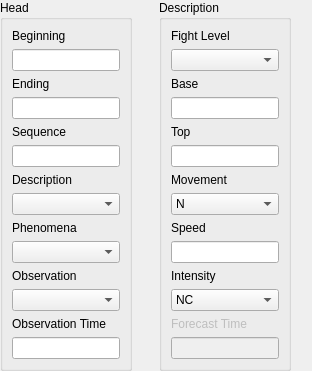
The window that tafor/components/ui/sigmet_general.ui (up1and/tafor) describes before a commit, drawn with Qt 5.
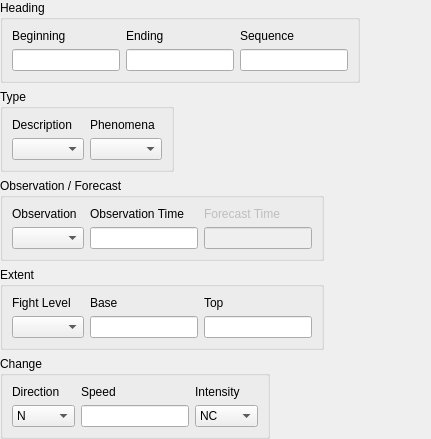
The same window after the commit.

Commit message: 调整 SIGMET 编辑器要素布局

The edit to the form file:
```diff
--- a/tafor/components/ui/sigmet_general.ui
+++ b/tafor/components/ui/sigmet_general.ui
@@ -6,14 +6,14 @@
    <rect>
     <x>0</x>
     <y>0</y>
-    <width>312</width>
-    <height>334</height>
+    <width>431</width>
+    <height>380</height>
    </rect>
   </property>
   <property name="windowTitle">
    <string notr="true">Sigmet</string>
   </property>
-  <layout class="QGridLayout" name="gridLayout">
+  <layout class="QVBoxLayout" name="verticalLayout">
    <property name="leftMargin">
     <number>0</number>
    </property>
@@ -26,8 +26,8 @@
    <property name="bottomMargin">
     <number>0</number>
    </property>
-   <item row="0" column="1" alignment="Qt::AlignLeft|Qt::AlignTop">
-    <widget class="QGroupBox" name="descriptionGroup">
+   <item>
+    <widget class="QGroupBox" name="headingGroup">
      <property name="sizePolicy">
       <sizepolicy hsizetype="Fixed" vsizetype="Fixed">
        <horstretch>0</horstretch>
@@ -35,13 +35,176 @@
       </sizepolicy>
      </property>
      <property name="title">
-      <string>Description</string>
+      <string>Heading</string>
      </property>
-     <layout class="QGridLayout" name="descriptionLayout">
-      <item row="3" column="2">
-       <widget class="QLineEdit" name="base"/>
+     <layout class="QGridLayout" name="gridLayout_1">
+      <item row="0" column="2">
+       <widget class="QLabel" name="sequenceLabel">
+        <property name="text">
+         <string>Sequence</string>
+        </property>
+        <property name="buddy">
+         <cstring>sequence</cstring>
+        </property>
+       </widget>
       </item>
-      <item row="2" column="2">
+      <item row="0" column="1">
+       <widget class="QLabel" name="endingTimeLabel">
+        <property name="text">
+         <string>Ending</string>
+        </property>
+        <property name="buddy">
+         <cstring>endingTime</cstring>
+        </property>
+       </widget>
+      </item>
+      <item row="1" column="2">
+       <widget class="QLineEdit" name="sequence"/>
+      </item>
+      <item row="1" column="0">
+       <widget class="QLineEdit" name="beginningTime"/>
+      </item>
+      <item row="0" column="0">
+       <widget class="QLabel" name="beginningTimeLabel">
+        <property name="text">
+         <string>Beginning</string>
+        </property>
+        <property name="buddy">
+         <cstring>beginningTime</cstring>
+        </property>
+       </widget>
+      </item>
+      <item row="1" column="1">
+       <widget class="QLineEdit" name="endingTime"/>
+      </item>
+     </layout>
+    </widget>
+   </item>
+   <item>
+    <widget class="QGroupBox" name="typeGroup">
+     <property name="sizePolicy">
+      <sizepolicy hsizetype="Fixed" vsizetype="Fixed">
+       <horstretch>0</horstretch>
+       <verstretch>0</verstretch>
+      </sizepolicy>
+     </property>
+     <property name="title">
+      <string>Type</string>
+     </property>
+     <layout class="QGridLayout" name="gridLayout_2">
+      <item row="0" column="1">
+       <widget class="QLabel" name="phenomenaLabel">
+        <property name="text">
+         <string>Phenomena</string>
+        </property>
+        <property name="buddy">
+         <cstring>phenomena</cstring>
+        </property>
+       </widget>
+      </item>
+      <item row="0" column="0">
+       <widget class="QLabel" name="descriptionLabel">
+        <property name="text">
+         <string>Description</string>
+        </property>
+        <property name="buddy">
+         <cstring>description</cstring>
+        </property>
+       </widget>
+      </item>
+      <item row="1" column="0">
+       <widget class="QComboBox" name="description"/>
+      </item>
+      <item row="1" column="1">
+       <widget class="QComboBox" name="phenomena"/>
+      </item>
+     </layout>
+    </widget>
+   </item>
+   <item>
+    <widget class="QGroupBox" name="obsFcstGroup">
+     <property name="sizePolicy">
+      <sizepolicy hsizetype="Fixed" vsizetype="Fixed">
+       <horstretch>0</horstretch>
+       <verstretch>0</verstretch>
+      </sizepolicy>
+     </property>
+     <property name="title">
+      <string>Observation / Forecast</string>
+     </property>
+     <layout class="QGridLayout" name="gridLayout_3">
+      <item row="0" column="1">
+       <widget class="QLabel" name="observationTimeLabel">
+        <property name="text">
+         <string>Observation Time</string>
+        </property>
+        <property name="buddy">
+         <cstring>observationTime</cstring>
+        </property>
+       </widget>
+      </item>
+      <item row="0" column="0">
+       <widget class="QLabel" name="observationLabel">
+        <property name="text">
+         <string>Observation</string>
+        </property>
+        <property name="buddy">
+         <cstring>observation</cstring>
+        </property>
+       </widget>
+      </item>
+      <item row="1" column="1">
+       <widget class="QLineEdit" name="observationTime"/>
+      </item>
+      <item row="1" column="0">
+       <widget class="QComboBox" name="observation"/>
+      </item>
+      <item row="0" column="2">
+       <widget class="QLabel" name="forecastTimeLabel">
+        <property name="enabled">
+         <bool>false</bool>
+        </property>
+        <property name="text">
+         <string>Forecast Time</string>
+        </property>
+        <property name="buddy">
+         <cstring>forecastTime</cstring>
+        </property>
+       </widget>
+      </item>
+      <item row="1" column="2">
+       <widget class="QLineEdit" name="forecastTime">
+        <property name="enabled">
+         <bool>false</bool>
+        </property>
+       </widget>
+      </item>
+     </layout>
+    </widget>
+   </item>
+   <item>
+    <widget class="QGroupBox" name="extentGroup">
+     <property name="sizePolicy">
+      <sizepolicy hsizetype="Fixed" vsizetype="Fixed">
+       <horstretch>0</horstretch>
+       <verstretch>0</verstretch>
+      </sizepolicy>
+     </property>
+     <property name="title">
+      <string>Extent</string>
+     </property>
+     <layout class="QGridLayout" name="gridLayout_4">
+      <item row="0" column="2">
+       <widget class="QLabel" name="levelLabel">
+        <property name="text">
+         <string>Fight Level</string>
+        </property>
+        <property name="buddy">
+         <cstring>level</cstring>
+        </property>
+       </widget>
+      </item>
+      <item row="0" column="3">
        <widget class="QLabel" name="baseLabel">
         <property name="text">
          <string>Base</string>
@@ -51,7 +214,41 @@
         </property>
        </widget>
       </item>
-      <item row="8" column="2">
+      <item row="1" column="3">
+       <widget class="QLineEdit" name="base"/>
+      </item>
+      <item row="1" column="4">
+       <widget class="QLineEdit" name="top"/>
+      </item>
+      <item row="1" column="2">
+       <widget class="QComboBox" name="level"/>
+      </item>
+      <item row="0" column="4">
+       <widget class="QLabel" name="topLabel">
+        <property name="text">
+         <string>Top</string>
+        </property>
+        <property name="buddy">
+         <cstring>top</cstring>
+        </property>
+       </widget>
+      </item>
+     </layout>
+    </widget>
+   </item>
+   <item>
+    <widget class="QGroupBox" name="changeGroup">
+     <property name="sizePolicy">
+      <sizepolicy hsizetype="Fixed" vsizetype="Fixed">
+       <horstretch>0</horstretch>
+       <verstretch>0</verstretch>
+      </sizepolicy>
+     </property>
+     <property name="title">
+      <string>Change</string>
+     </property>
+     <layout class="QGridLayout" name="gridLayout_5">
+      <item row="0" column="1">
        <widget class="QLabel" name="speedLabel">
         <property name="text">
          <string>Speed</string>
@@ -61,21 +258,11 @@
         </property>
        </widget>
       </item>
-      <item row="1" column="2">
-       <widget class="QComboBox" name="level"/>
+      <item row="1" column="1">
+       <widget class="QLineEdit" name="speed"/>
       </item>
-      <item row="10" column="2">
-       <widget class="QLabel" name="intensityChangeLabel">
-        <property name="text">
-         <string>Intensity</string>
-        </property>
-        <property name="buddy">
-         <cstring>intensityChange</cstring>
-        </property>
-       </widget>
-      </item>
-      <item row="7" column="2">
-       <widget class="QComboBox" name="movement">
+      <item row="1" column="0">
+       <widget class="QComboBox" name="direction">
         <item>
          <property name="text">
           <string notr="true">N</string>
@@ -163,24 +350,24 @@
         </item>
        </widget>
       </item>
-      <item row="4" column="2">
-       <widget class="QLabel" name="topLabel">
+      <item row="0" column="0">
+       <widget class="QLabel" name="directionLabel">
         <property name="text">
-         <string>Top</string>
+         <string>Direction</string>
         </property>
         <property name="buddy">
          <cstring>top</cstring>
         </property>
        </widget>
       </item>
-      <item row="13" column="2">
-       <widget class="QLineEdit" name="forecastTime">
-        <property name="enabled">
-         <bool>false</bool>
+      <item row="0" column="2">
+       <widget class="QLabel" name="intensityChangeLabel">
+        <property name="text">
+         <string>Intensity</string>
         </property>
        </widget>
       </item>
-      <item row="11" column="2">
+      <item row="1" column="2">
        <widget class="QComboBox" name="intensityChange">
         <item>
          <property name="text">
@@ -199,153 +386,21 @@
         </item>
        </widget>
       </item>
-      <item row="12" column="2">
-       <widget class="QLabel" name="forecastTimeLabel">
-        <property name="enabled">
-         <bool>false</bool>
-        </property>
-        <property name="text">
-         <string>Forecast Time</string>
-        </property>
-        <property name="buddy">
-         <cstring>forecastTime</cstring>
-        </property>
-       </widget>
-      </item>
-      <item row="6" column="2">
-       <widget class="QLabel" name="movementLabel">
-        <property name="text">
-         <string>Movement</string>
-        </property>
-        <property name="buddy">
-         <cstring>movement</cstring>
-        </property>
-       </widget>
-      </item>
-      <item row="9" column="2">
-       <widget class="QLineEdit" name="speed"/>
-      </item>
-      <item row="5" column="2">
-       <widget class="QLineEdit" name="top"/>
-      </item>
-      <item row="0" column="2">
-       <widget class="QLabel" name="levelLabel">
-        <property name="text">
-         <string>Fight Level</string>
-        </property>
-        <property name="buddy">
-         <cstring>level</cstring>
-        </property>
-       </widget>
-      </item>
      </layout>
     </widget>
    </item>
-   <item row="0" column="0" alignment="Qt::AlignLeft|Qt::AlignTop">
-    <widget class="QGroupBox" name="headGroup">
-     <property name="sizePolicy">
-      <sizepolicy hsizetype="Fixed" vsizetype="Fixed">
-       <horstretch>0</horstretch>
-       <verstretch>0</verstretch>
-      </sizepolicy>
+   <item>
+    <spacer name="verticalSpacer">
+     <property name="orientation">
+      <enum>Qt::Vertical</enum>
      </property>
-     <property name="title">
-      <string>Head</string>
+     <property name="sizeHint" stdset="0">
+      <size>
+       <width>20</width>
+       <height>0</height>
+      </size>
      </property>
-     <layout class="QGridLayout" name="gridLayout_2">
-      <item row="0" column="0">
-       <widget class="QLabel" name="beginningTimeLabel">
-        <property name="text">
-         <string>Beginning</string>
-        </property>
-        <property name="buddy">
-         <cstring>beginningTime</cstring>
-        </property>
-       </widget>
-      </item>
-      <item row="12" column="0">
-       <widget class="QLabel" name="observationTimeLabel">
-        <property name="text">
-         <string>Observation Time</string>
-        </property>
-        <property name="buddy">
-         <cstring>observationTime</cstring>
-        </property>
-       </widget>
-      </item>
-      <item row="2" column="0">
-       <widget class="QLabel" name="endingTimeLabel">
-        <property name="text">
-         <string>Ending</string>
-        </property>
-        <property name="buddy">
-         <cstring>endingTime</cstring>
-        </property>
-       </widget>
-      </item>
-      <item row="13" column="0">
-       <widget class="QLineEdit" name="observationTime"/>
-      </item>
-      <item row="10" column="0">
-       <widget class="QLabel" name="observationLabel">
-        <property name="text">
-         <string>Observation</string>
-        </property>
-        <property name="buddy">
-         <cstring>observation</cstring>
-        </property>
-       </widget>
-      </item>
-      <item row="11" column="0">
-       <widget class="QComboBox" name="observation"/>
-      </item>
-      <item row="6" column="0">
-       <widget class="QLabel" name="descriptionLabel">
-        <property name="text">
-         <string>Description</string>
-        </property>
-        <property name="buddy">
-         <cstring>description</cstring>
-        </property>
-       </widget>
-      </item>
-      <item row="5" column="0">
-       <widget class="QLineEdit" name="sequence"/>
-      </item>
-      <item row="8" column="0">
-       <widget class="QLabel" name="phenomenaLabel">
-        <property name="text">
-         <string>Phenomena</string>
-        </property>
-        <property name="buddy">
-         <cstring>phenomena</cstring>
-        </property>
-       </widget>
-      </item>
-      <item row="4" column="0">
-       <widget class="QLabel" name="sequenceLabel">
-        <property name="text">
-         <string>Sequence</string>
-        </property>
-        <property name="buddy">
-         <cstring>sequence</cstring>
-        </property>
-       </widget>
-      </item>
-      <item row="7" column="0">
-       <widget class="QComboBox" name="description"/>
-      </item>
-      <item row="3" column="0">
-       <widget class="QLineEdit" name="endingTime"/>
-      </item>
-      <item row="9" column="0">
-       <widget class="QComboBox" name="phenomena"/>
-      </item>
-      <item row="1" column="0">
-       <widget class="QLineEdit" name="beginningTime"/>
-      </item>
-     </layout>
-    </widget>
+    </spacer>
    </item>
   </layout>
  </widget>
```
Left out of the diff: 17 changed lines with no effect on the pictures. The commit also changes 15 other files.
